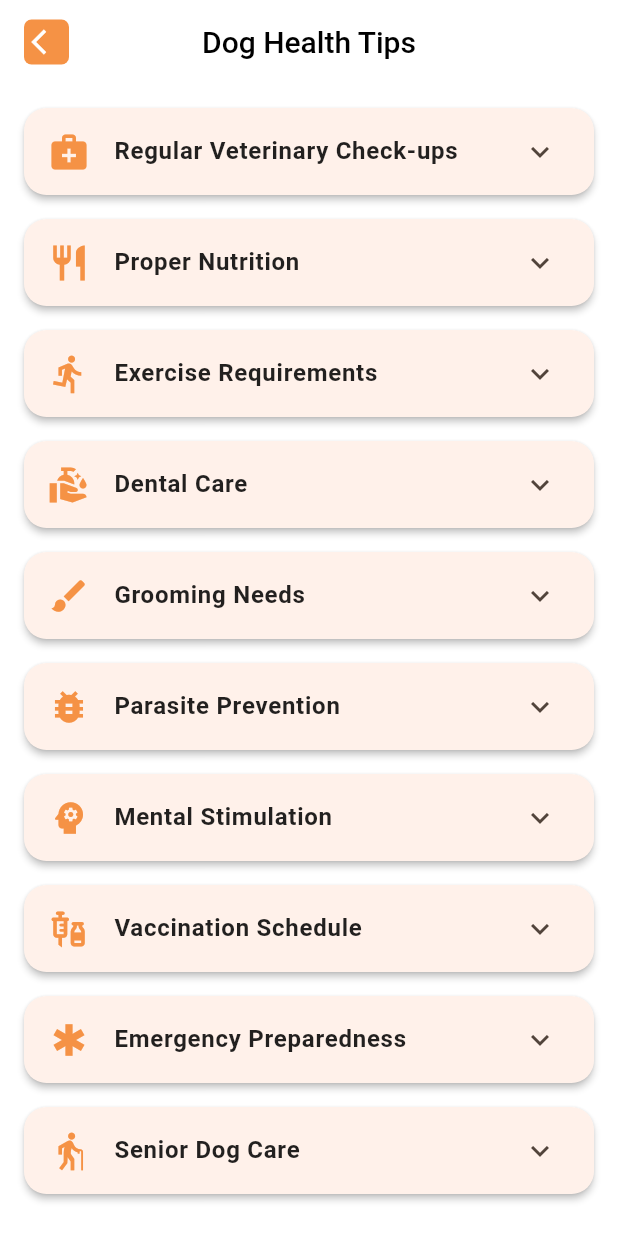
After one commit to Navindu-Ashen/pet-guardian, a Flutter app: the HealthTips screen opened directly, on a phone screen of 412 x 824 dp. The commit adds this screen. Run offline on Flutter 3.47's test engine with Material 3 defaults, Android fonts, the phone set to English and light mode, and no system bars; our stand-ins replace cloud_firestore, convex_bottom_bar, firebase_auth, firebase_core, firebase_storage, image_picker and 2 more; accounts and stored records are empty.

Commit message:
feat(health-tips): add HealthTips screen and update navigation from Shop to HealthTips

```diff
--- /dev/null
+++ b/lib/screens/home/health_tips.dart
@@ -0,0 +1,166 @@
+import 'package:flutter/material.dart';
+
+class HealthTips extends StatelessWidget {
+  const HealthTips({super.key});
+
+  @override
+  Widget build(BuildContext context) {
+    return Scaffold(
+      backgroundColor: Colors.white,
+      appBar: AppBar(
+        backgroundColor: Colors.white,
+        automaticallyImplyLeading: false,
+        title: Row(
+          mainAxisAlignment: MainAxisAlignment.spaceBetween,
+          children: [
+            GestureDetector(
+              onTap: () => Navigator.pop(context),
+              child: Container(
+                width: 30,
+                height: 30,
+                decoration: BoxDecoration(
+                  color: const Color.fromARGB(255, 245, 146, 69),
+                  borderRadius: BorderRadius.circular(5),
+                ),
+                child: const Icon(
+                  Icons.arrow_back_ios,
+                  color: Colors.white,
+                  size: 20,
+                ),
+              ),
+            ),
+            const Text(
+              "Dog Health Tips",
+              style: TextStyle(
+                fontSize: 20,
+                color: Colors.black,
+                fontWeight: FontWeight.w500,
+              ),
+            ),
+            const SizedBox(width: 30),
+          ],
+        ),
+      ),
+      body: SingleChildScrollView(
+        padding: const EdgeInsets.all(16.0),
+        child: Column(
+          crossAxisAlignment: CrossAxisAlignment.start,
+          children: [
+            _buildSection(
+              context,
+              title: 'Regular Veterinary Check-ups',
+              icon: Icons.medical_services,
+              content:
+                  'Schedule regular veterinary visits for your dog. Annual check-ups help detect health issues early and ensure vaccinations are up to date. Regular dental cleanings and preventive care are essential for maintaining your dog\'s overall health.',
+            ),
+            _buildSection(
+              context,
+              title: 'Proper Nutrition',
+              icon: Icons.restaurant,
+              content:
+                  'Feed your dog high-quality, age-appropriate food. Puppies, adult dogs, and seniors have different nutritional needs. Avoid feeding table scraps and keep fresh water available at all times. Monitor portion sizes to prevent obesity.',
+            ),
+            _buildSection(
+              context,
+              title: 'Exercise Requirements',
+              icon: Icons.directions_run,
+              content:
+                  'Dogs need regular exercise for physical and mental well-being. Daily walks, playtime, and activities suitable for your dog\'s breed, age, and health condition are essential. Exercise helps prevent obesity, behavioral issues, and maintains cardiovascular health.',
+            ),
+            _buildSection(
+              context,
+              title: 'Dental Care',
+              icon: Icons.clean_hands,
+              content:
+                  'Maintain your dog\'s dental hygiene through regular brushing, dental chews, and professional cleanings. Poor dental health can lead to serious health issues. Look for signs of dental problems like bad breath or bleeding gums.',
+            ),
+            _buildSection(
+              context,
+              title: 'Grooming Needs',
+              icon: Icons.brush,
+              content:
+                  'Regular grooming keeps your dog clean and healthy. Brush their coat, trim nails, clean ears, and bathe as needed. Different breeds have different grooming requirements. Watch for skin issues, parasites, or unusual changes.',
+            ),
+            _buildSection(
+              context,
+              title: 'Parasite Prevention',
+              icon: Icons.bug_report,
+              content:
+                  'Protect your dog from fleas, ticks, and worms with regular preventive treatments. These parasites can cause serious health issues. Consult your veterinarian for the best prevention schedule for your area.',
+            ),
+            _buildSection(
+              context,
+              title: 'Mental Stimulation',
+              icon: Icons.psychology,
+              content:
+                  'Keep your dog mentally active with training, puzzle toys, and interactive play. Mental stimulation prevents boredom, reduces anxiety, and maintains cognitive function. Regular training sessions strengthen your bond.',
+            ),
+            _buildSection(
+              context,
+              title: 'Vaccination Schedule',
+              icon: Icons.vaccines,
+              content:
+                  'Follow the recommended vaccination schedule for your dog. Core vaccines prevent serious diseases. Your veterinarian can advise on additional vaccines based on your dog\'s lifestyle and risk factors.',
+            ),
+            _buildSection(
+              context,
+              title: 'Emergency Preparedness',
+              icon: Icons.emergency,
+              content:
+                  'Know the signs of common emergencies and have a plan. Keep your veterinarian\'s contact information readily available. Familiarize yourself with basic first aid for dogs and have a pet first aid kit.',
+            ),
+            _buildSection(
+              context,
+              title: 'Senior Dog Care',
+              icon: Icons.elderly,
+              content:
+                  'Older dogs need special attention. Watch for signs of aging like reduced mobility or changes in behavior. More frequent vet check-ups and adjustments to diet and exercise may be necessary.',
+            ),
+          ],
+        ),
+      ),
+    );
+  }
+
+  Widget _buildSection(BuildContext context,
+      {required String title,
+      required String content,
+      required IconData icon}) {
+    return Card(
+      margin: const EdgeInsets.only(bottom: 16),
+      shape: RoundedRectangleBorder(
+        borderRadius: BorderRadius.circular(15),
+      ),
+      elevation: 2,
+      child: ExpansionTile(
+        backgroundColor: Colors.white,
+        leading: Icon(
+          icon,
+          color: const Color.fromARGB(255, 245, 146, 69),
+          size: 28,
+        ),
+        title: Text(
+          title,
+          style: const TextStyle(
+            fontSize: 16,
+            fontWeight: FontWeight.w600,
+            color: Colors.black87,
+          ),
+        ),
+        children: [
+          Padding(
+            padding: const EdgeInsets.all(16.0),
+            child: Text(
+              content,
+              style: const TextStyle(
+                fontSize: 15,
+                color: Colors.black54,
+                height: 1.5,
+              ),
+            ),
+          ),
+        ],
+      ),
+    );
+  }
+}
--- a/lib/widgets/categories_list.dart
+++ b/lib/widgets/categories_list.dart
@@ -1,9 +1,8 @@
 import 'package:flutter/material.dart';
 import 'package:pet_guardian/screens/home/dog_article.dart';
 import 'package:pet_guardian/screens/home/dog_breeds.dart';
-import 'package:pet_guardian/screens/home/shop.dart';
+import 'package:pet_guardian/screens/home/health_tips.dart';
 import 'package:pet_guardian/screens/home/training.dart';
-import 'package:pet_guardian/screens/home/training_details.dart';
 
 class CategoriesList extends StatelessWidget {
   const CategoriesList({super.key});
@@ -18,7 +17,7 @@ class CategoriesList extends StatelessWidget {
             Navigator.push(
               context,
               MaterialPageRoute(
-                builder: (context) => Shop(),
+                builder: (context) => HealthTips(),
               ),
             );
           },
@@ -26,14 +25,14 @@ class CategoriesList extends StatelessWidget {
             children: [
               ClipOval(
                 child: Image.asset(
-                  "assets/petshop.jpg",
+                  "assets/dog diet.jpg",
                   width: 70,
                   height: 70,
                   fit: BoxFit.cover,
                 ),
               ),
               SizedBox(height: 8),
-              Text("Pet Shop"),
+              Text("Health Tips"),
             ],
           ),
         ),
```
